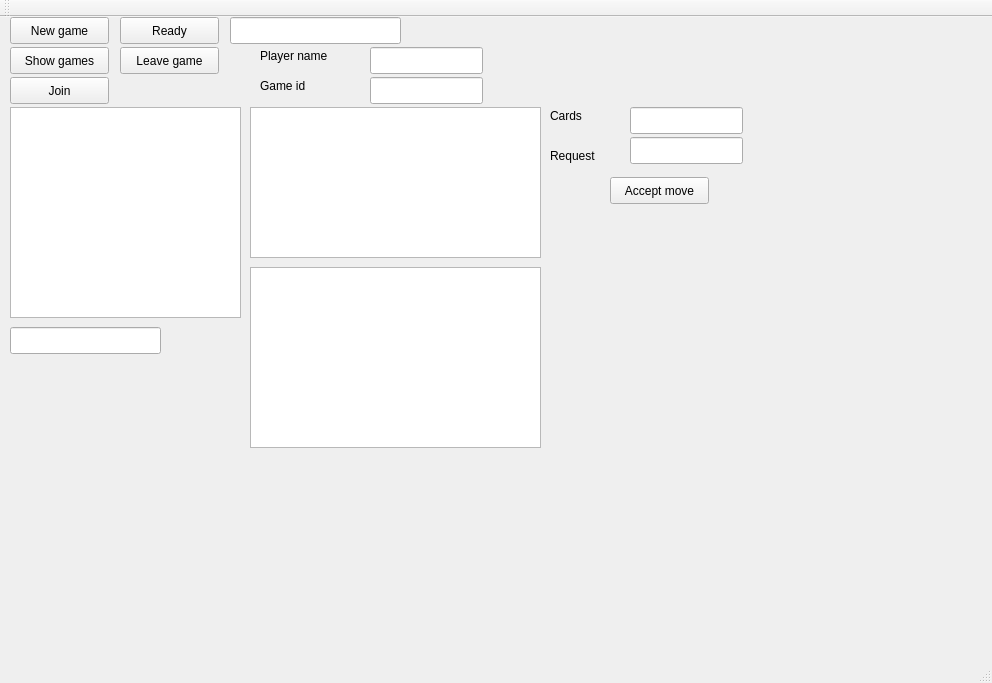
Above: client/mainwindow.ui from vincentvanbush/maumau before the change. Below: the same form after it.
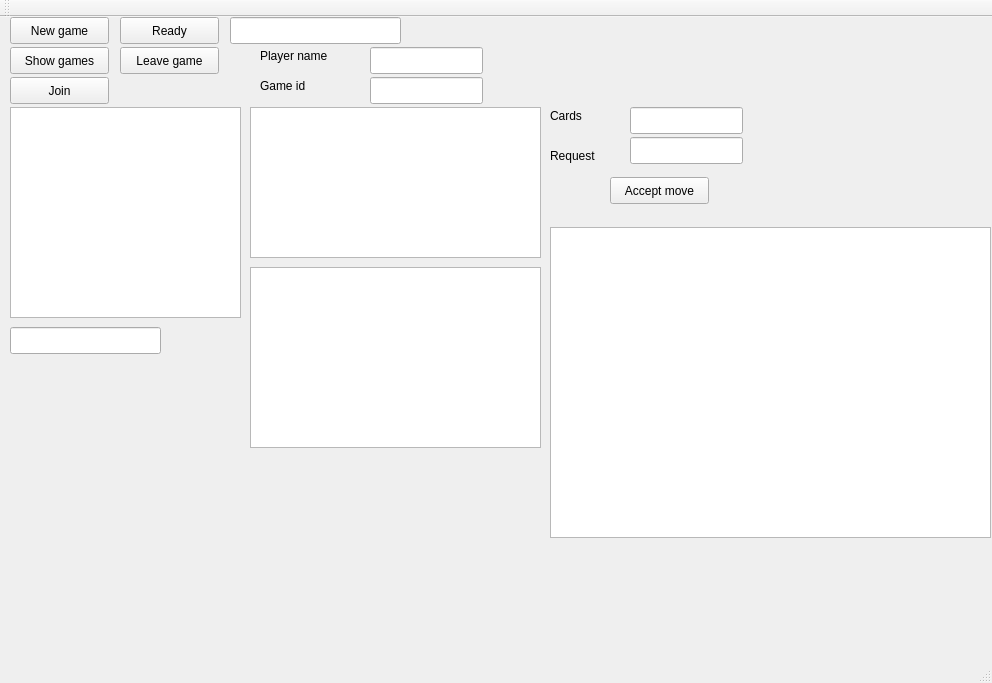
That is the form after the change.

Commit message: Creating new game and selecting game to join from tabelview

```diff
--- a/client/mainwindow.ui
+++ b/client/mainwindow.ui
@@ -237,14 +237,33 @@
    <widget class="QWidget" name="verticalLayoutWidget">
     <property name="geometry">
      <rect>
-      <x>190</x>
-      <y>440</y>
+      <x>10</x>
+      <y>320</y>
       <width>381</width>
       <height>191</height>
      </rect>
     </property>
     <layout class="QVBoxLayout" name="verticalLayout"/>
    </widget>
+   <widget class="QTableView" name="gamesListView">
+    <property name="geometry">
+     <rect>
+      <x>550</x>
+      <y>210</y>
+      <width>441</width>
+      <height>311</height>
+     </rect>
+    </property>
+    <property name="editTriggers">
+     <set>QAbstractItemView::NoEditTriggers</set>
+    </property>
+    <property name="selectionMode">
+     <enum>QAbstractItemView::SingleSelection</enum>
+    </property>
+    <property name="selectionBehavior">
+     <enum>QAbstractItemView::SelectRows</enum>
+    </property>
+   </widget>
   </widget>
   <widget class="QMenuBar" name="menuBar">
    <property name="geometry">
```
The commit also changes 4 other files.
